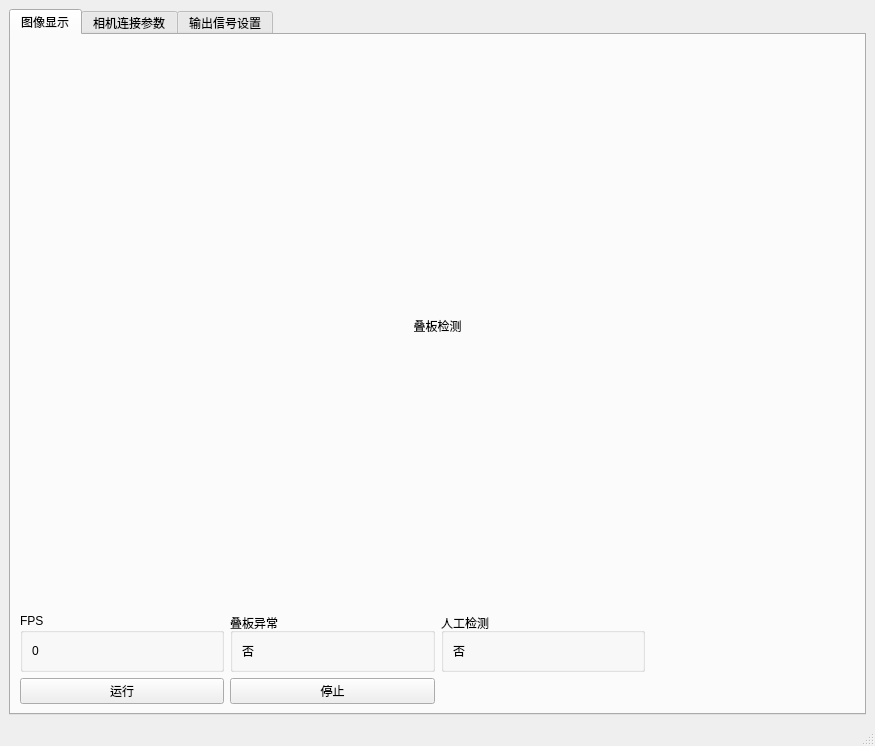
Above: Main.ui from xzcdgit/BoardCheck_yolov8 before the change. Below: the same form after it.
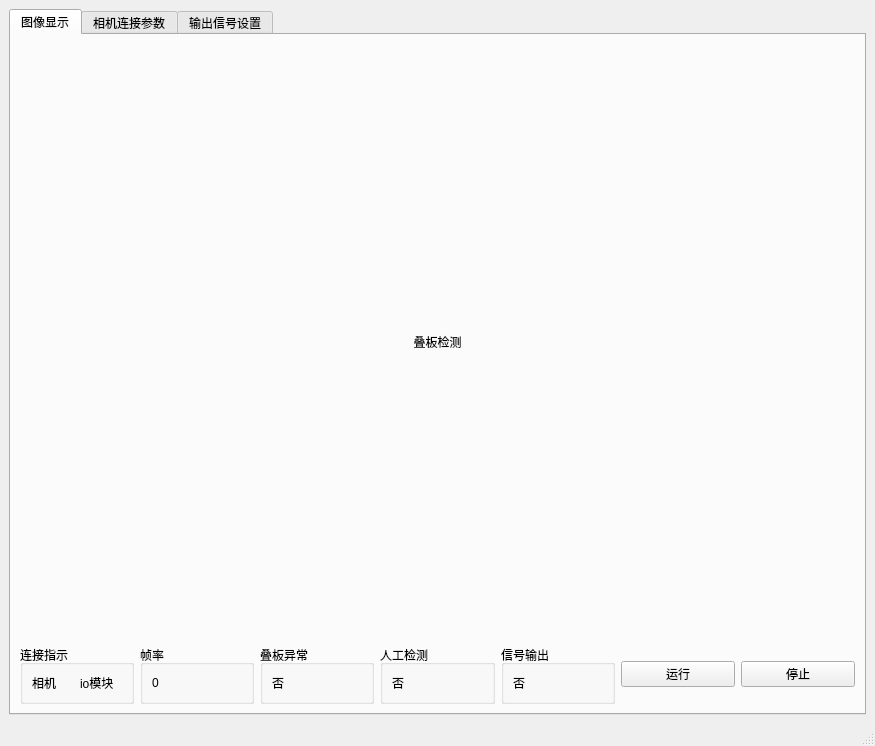
That is the form after the change. Icons and pictures are not drawn.

Diff of the .ui file:
```diff
--- a/Main.ui
+++ b/Main.ui
@@ -40,15 +40,76 @@
        <attribute name="title">
         <string>图像显示</string>
        </attribute>
-       <layout class="QGridLayout" name="gridLayout" rowstretch="10,0,0">
-        <item row="2" column="1">
+       <layout class="QGridLayout" name="gridLayout" rowstretch="10,0,0,0">
+        <item row="2" column="2">
+         <widget class="QGroupBox" name="groupBox_3">
+          <property name="title">
+           <string>叠板异常</string>
+          </property>
+          <layout class="QGridLayout" name="gridLayout_4">
+           <item row="0" column="0">
+            <widget class="QLabel" name="label_3">
+             <property name="text">
+              <string>否</string>
+             </property>
+            </widget>
+           </item>
+          </layout>
+         </widget>
+        </item>
+        <item row="2" column="0">
+         <widget class="QGroupBox" name="groupBox_5">
+          <property name="title">
+           <string>连接指示</string>
+          </property>
+          <layout class="QGridLayout" name="gridLayout_7">
+           <item row="0" column="0">
+            <widget class="QLabel" name="label_4">
+             <property name="text">
+              <string>相机</string>
+             </property>
+             <property name="wordWrap">
+              <bool>false</bool>
+             </property>
+             <property name="textInteractionFlags">
+              <set>Qt::LinksAccessibleByMouse</set>
+             </property>
+            </widget>
+           </item>
+           <item row="0" column="1">
+            <widget class="QLabel" name="label_5">
+             <property name="text">
+              <string>io模块</string>
+             </property>
+            </widget>
+           </item>
+          </layout>
+         </widget>
+        </item>
+        <item row="2" column="6">
          <widget class="QPushButton" name="pushButton_2">
           <property name="text">
            <string>停止</string>
           </property>
          </widget>
         </item>
-        <item row="1" column="2">
+        <item row="2" column="4">
+         <widget class="QGroupBox" name="groupBox">
+          <property name="title">
+           <string>信号输出</string>
+          </property>
+          <layout class="QGridLayout" name="gridLayout_5">
+           <item row="0" column="0">
+            <widget class="QLabel" name="label_7">
+             <property name="text">
+              <string>否</string>
+             </property>
+            </widget>
+           </item>
+          </layout>
+         </widget>
+        </item>
+        <item row="2" column="3">
          <widget class="QGroupBox" name="groupBox_4">
           <property name="title">
            <string>人工检测</string>
@@ -64,29 +125,13 @@
           </layout>
          </widget>
         </item>
-        <item row="1" column="1">
-         <widget class="QGroupBox" name="groupBox_3">
-          <property name="title">
-           <string>叠板异常</string>
-          </property>
-          <layout class="QGridLayout" name="gridLayout_4">
-           <item row="0" column="0">
-            <widget class="QLabel" name="label_3">
-             <property name="text">
-              <string>否</string>
-             </property>
-            </widget>
-           </item>
-          </layout>
-         </widget>
-        </item>
-        <item row="1" column="0">
+        <item row="2" column="1">
          <widget class="QGroupBox" name="groupBox_2">
           <property name="title">
-           <string>FPS</string>
+           <string>帧率</string>
           </property>
           <layout class="QGridLayout" name="gridLayout_3">
-           <item row="1" column="0">
+           <item row="1" column="1">
             <widget class="QLabel" name="label_2">
              <property name="text">
               <string>0</string>
@@ -96,14 +141,7 @@
           </layout>
          </widget>
         </item>
-        <item row="2" column="0">
-         <widget class="QPushButton" name="pushButton">
-          <property name="text">
-           <string>运行</string>
-          </property>
-         </widget>
-        </item>
-        <item row="0" column="0" colspan="4">
+        <item row="0" column="0" colspan="7">
          <widget class="QLabel" name="label">
           <property name="text">
            <string>叠板检测</string>
@@ -116,6 +154,13 @@
           </property>
          </widget>
         </item>
+        <item row="2" column="5">
+         <widget class="QPushButton" name="pushButton">
+          <property name="text">
+           <string>运行</string>
+          </property>
+         </widget>
+        </item>
        </layout>
       </widget>
       <widget class="QWidget" name="tab_2">
```
